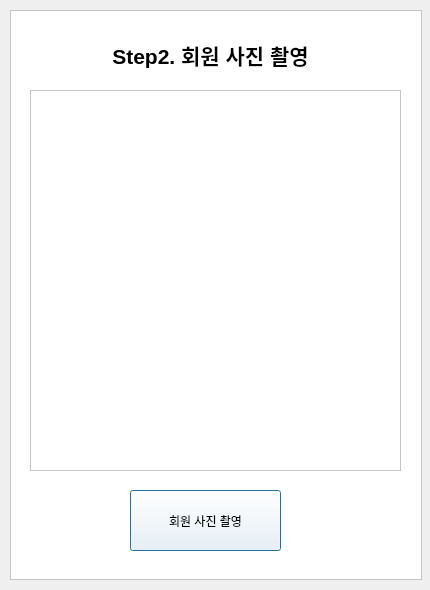
This is GUI/signPhoto.ui in pJunghan/RobotArm as Qt 5 draws it before an edit. The edited form follows.
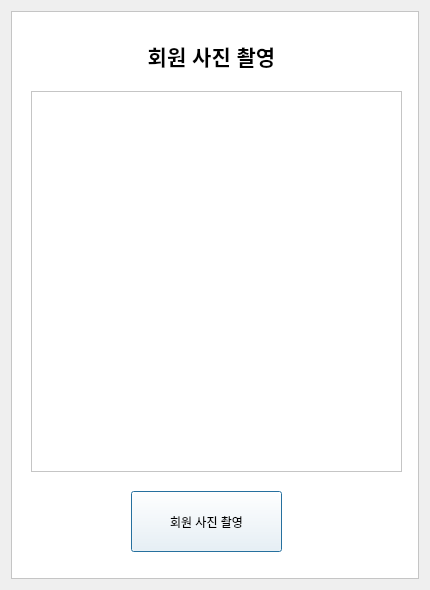
This is the edited form.

Diff of the .ui file:
```diff
--- a/GUI/signPhoto.ui
+++ b/GUI/signPhoto.ui
@@ -13,15 +13,9 @@
   <property name="windowTitle">
    <string>Dialog</string>
   </property>
+  <layout class="QGridLayout" name="gridLayout">
+   <item row="0" column="0">
   <widget class="QFrame" name="frame_2">
-   <property name="geometry">
-    <rect>
-     <x>10</x>
-     <y>10</y>
-     <width>412</width>
-     <height>570</height>
-    </rect>
-   </property>
    <property name="styleSheet">
     <string notr="true">background-color: rgb(255, 255, 255);</string>
    </property>
@@ -86,13 +80,15 @@
      <string notr="true">background-color: rgb(255, 255, 255);</string>
     </property>
     <property name="text">
-     <string>&lt;html&gt;&lt;head/&gt;&lt;body&gt;&lt;p align=&quot;center&quot;&gt;&lt;span style=&quot; font-size:16pt; color:#000000;&quot;&gt;Step2. 회원 사진 촬영&lt;/span&gt;&lt;/p&gt;&lt;/body&gt;&lt;/html&gt;</string>
+       <string>&lt;html&gt;&lt;head/&gt;&lt;body&gt;&lt;p align=&quot;center&quot;&gt;&lt;span style=&quot; font-size:16pt; color:#000000;&quot;&gt;회원 사진 촬영&lt;/span&gt;&lt;/p&gt;&lt;/body&gt;&lt;/html&gt;</string>
     </property>
     <property name="alignment">
      <set>Qt::AlignCenter</set>
     </property>
    </widget>
   </widget>
+   </item>
+  </layout>
  </widget>
  <resources/>
  <connections/>
```
Left out of the diff: 2 changed lines with no effect on the pictures. Lines whose indentation alone changed are shown as unchanged.
